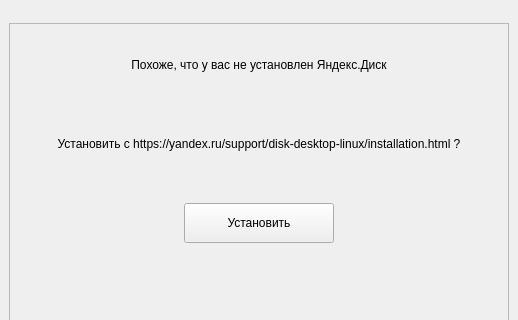
sund3RRR/yadisk-gui, file form/install_form.ui: the form before one commit; both pictures show x 0 to 518 and y 0 to 320 of the 518 by 469 pixel window.
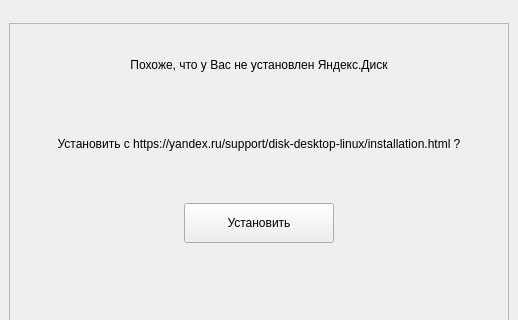
The form after the commit.

```diff
--- a/form/install_form.ui
+++ b/form/install_form.ui
@@ -60,7 +60,7 @@
        <item>
         <widget class="QLabel" name="label_2">
          <property name="text">
-          <string>&lt;html&gt;&lt;head/&gt;&lt;body&gt;&lt;p align=&quot;center&quot;&gt;Похоже, что у вас не установлен Яндекс.Диск&lt;/p&gt;&lt;/body&gt;&lt;/html&gt;</string>
+          <string>&lt;html&gt;&lt;head/&gt;&lt;body&gt;&lt;p align=&quot;center&quot;&gt;Похоже, что у Вас не установлен Яндекс.Диск&lt;/p&gt;&lt;/body&gt;&lt;/html&gt;</string>
          </property>
         </widget>
        </item>
```
Left out of the diff: 3 changed lines with no effect on the pictures.
